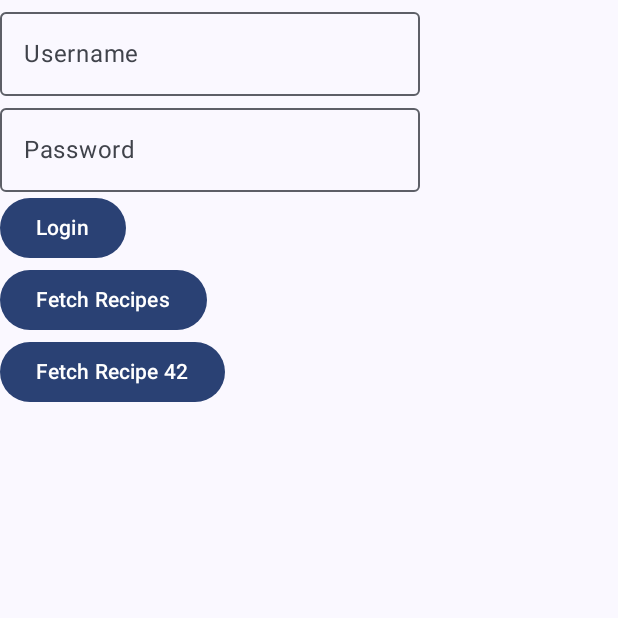
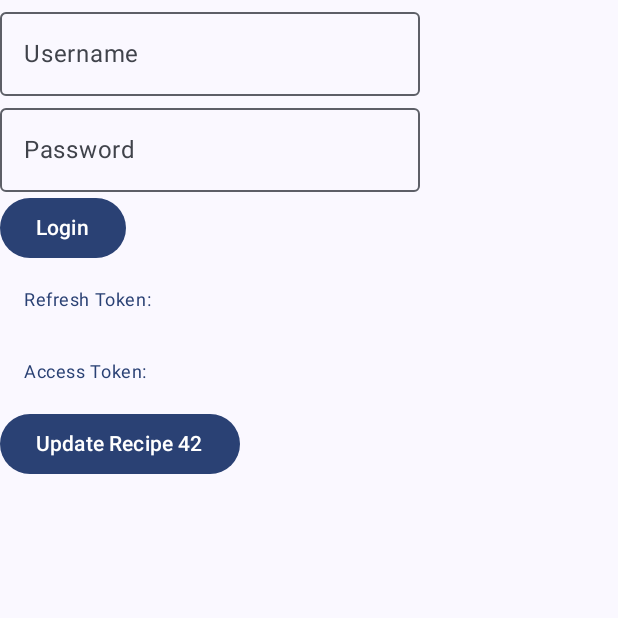
Before and after one commit to katharinap/RecipesApp, an Android app built with Jetpack Compose: the LoginScreen screen opened through its navigation route, on a phone screen of 412 x 824 dp, the top half of it. Run offline under Robolectric (Android 15) with nearby library versions, the phone set to English and light mode, and no system bars; our stand-ins replace Dagger/Hilt's generated code; libraries missing offline, so code that uses them is left out: androidx.hilt.lifecycle; network calls fail; 1 statement that could not run was skipped.

Commit message:
style login screen

```diff
--- a/app/src/main/java/com/katharina/recipesapp/ui/login/LoginScreen.kt
+++ b/app/src/main/java/com/katharina/recipesapp/ui/login/LoginScreen.kt
@@ -1,8 +1,11 @@
 package com.katharina.recipesapp.ui.login
 
+import android.widget.Toast
 import androidx.compose.foundation.layout.Column
 import androidx.compose.foundation.layout.fillMaxSize
+import androidx.compose.foundation.layout.padding
 import androidx.compose.material3.Button
+import androidx.compose.material3.MaterialTheme
 import androidx.compose.material3.OutlinedTextField
 import androidx.compose.material3.Scaffold
 import androidx.compose.material3.Text
@@ -13,116 +16,91 @@ import androidx.compose.runtime.mutableStateOf
 import androidx.compose.runtime.remember
 import androidx.compose.runtime.setValue
 import androidx.compose.ui.Modifier
-
-// @Composable
-// fun LoginScreenDummy(
-//    modifier: Modifier = Modifier,
-//    viewModel: LoginViewModel,
-// ) {
-//    val userName by viewModel.userName.collectAsState()
-//    val password by viewModel.password.collectAsState()
-//    val refreshToken by viewModel.refreshToken.collectAsState()
-//    val accessToken by viewModel.accessToken.collectAsState()
-//
-//    Column(modifier) {
-//        LoginScreen(userName = userName, password = password, onLogin = viewModel::updateCredentials)
-//        CredentialScreen(userName = userName, password = password, refreshToken = refreshToken, accessToken = accessToken)
-//        Button(
-//            onClick = { viewModel.fetchRecipes() },
-//            modifier = modifier,
-//        ) {
-//            Text("Fetch Recipes")
-//        }
-//        Button(
-//            onClick = { viewModel.fetchRecipe(42) },
-//            modifier = modifier,
-//        ) {
-//            Text("Fetch Recipe 42")
-//        }
-//    }
-//
-//    if (viewModel.message.isNotEmpty()) {
-//        val toast = Toast.makeText(LocalContext.current, viewModel.message, Toast.LENGTH_LONG)
-//        toast.show()
-//    }
-// }
+import androidx.compose.ui.platform.LocalContext
+import androidx.compose.ui.unit.dp
 
 @Composable
-fun LoginScreen(
-    modifier: Modifier = Modifier,
-    viewModel: LoginViewModel,
-) {
+fun LoginScreen(viewModel: LoginViewModel) {
     val userName by viewModel.userName.collectAsState()
     val password by viewModel.password.collectAsState()
 
     var myUserName by remember { mutableStateOf(userName) }
     var myPassword by remember { mutableStateOf(password) }
 
-    Scaffold(modifier = Modifier.fillMaxSize()) { _innerPadding ->
-        Column(modifier = modifier) {
+    Scaffold(modifier = Modifier.fillMaxSize()) { innerPadding ->
+
+        Column(modifier = Modifier.padding(innerPadding)) {
             OutlinedTextField(
                 value = myUserName,
                 onValueChange = { myUserName = it },
                 label = { Text("Username") },
-                modifier = modifier,
             )
 
             OutlinedTextField(
                 value = myPassword,
                 onValueChange = { myPassword = it },
                 label = { Text("Password") },
-                modifier = modifier,
             )
 
             Button(
                 onClick = { viewModel.updateCredentials(myUserName, myPassword) },
-                modifier = modifier,
             ) {
                 Text("Login")
             }
+
+            Text(
+                text = "Refresh Token: ${viewModel.refreshToken.collectAsState().value}",
+                modifier = Modifier.padding(16.dp),
+                style = MaterialTheme.typography.bodySmall,
+                color = MaterialTheme.colorScheme.primary,
+            )
+            Text(
+                text = "Access Token: ${viewModel.accessToken.collectAsState().value}",
+                modifier = Modifier.padding(16.dp),
+                style = MaterialTheme.typography.bodySmall,
+                color = MaterialTheme.colorScheme.primary,
+            )
+
             Button(
-                onClick = { viewModel.fetchRecipes() },
-                modifier = modifier,
+                onClick = { viewModel.updateRecipe(42) },
             ) {
-                Text("Fetch Recipes")
+                Text("Update Recipe 42")
             }
-            Button(
-                onClick = { viewModel.fetchRecipe(42) },
-                modifier = modifier,
-            ) {
-                Text("Fetch Recipe 42")
-            }
+        }
+        if (viewModel.message.isNotEmpty()) {
+            val toast = Toast.makeText(LocalContext.current, viewModel.message, Toast.LENGTH_LONG)
+            toast.show()
         }
     }
 }
 
-@Composable
-fun CredentialScreen(
-    userName: String,
-    password: String,
-    refreshToken: String,
-    accessToken: String,
-    modifier: Modifier = Modifier,
-) {
-    Column(modifier = modifier) {
-        Text(
-            text = "Username: $userName",
-            modifier = modifier,
-        )
-        Text(
-            text = "Password: $password",
-            modifier = modifier,
-        )
-        Text(
-            text = "Refresh Token: $refreshToken",
-            modifier = modifier,
-        )
-        Text(
-            text = "Access Token: $accessToken",
-            modifier = modifier,
-        )
-    }
-}
+// @Composable
+// fun CredentialScreen(
+//    userName: String,
+//    password: String,
+//    refreshToken: String,
+//    accessToken: String,
+//    modifier: Modifier = Modifier,
+// ) {
+//    Column(modifier = modifier) {
+//        Text(
+//            text = "Username: $userName",
+//            modifier = modifier,
+//        )
+//        Text(
+//            text = "Password: $password",
+//            modifier = modifier,
+//        )
+//        Text(
+//            text = "Refresh Token: $refreshToken",
+//            modifier = modifier,
+//        )
+//        Text(
+//            text = "Access Token: $accessToken",
+//            modifier = modifier,
+//        )
+//    }
+// }
 
 // @Preview(showBackground = true)
 // @Composable
```
Also changed, not shown: app/src/main/java/com/katharina/recipesapp/ui/login/LoginViewModel.kt (+5 -25 lines).
